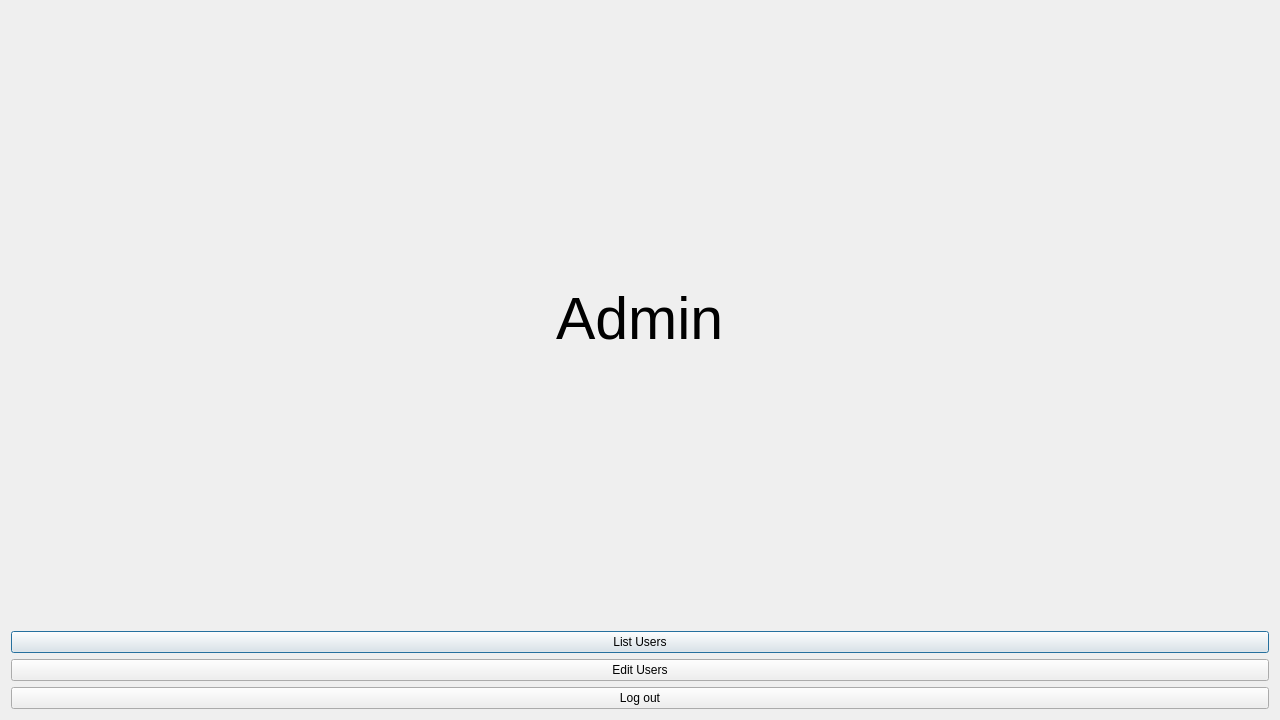
The window that Ds_project/adminwindow.ui (mohamed-khalid-gamal/Ds_Project) describes before a commit, drawn with Qt 5.
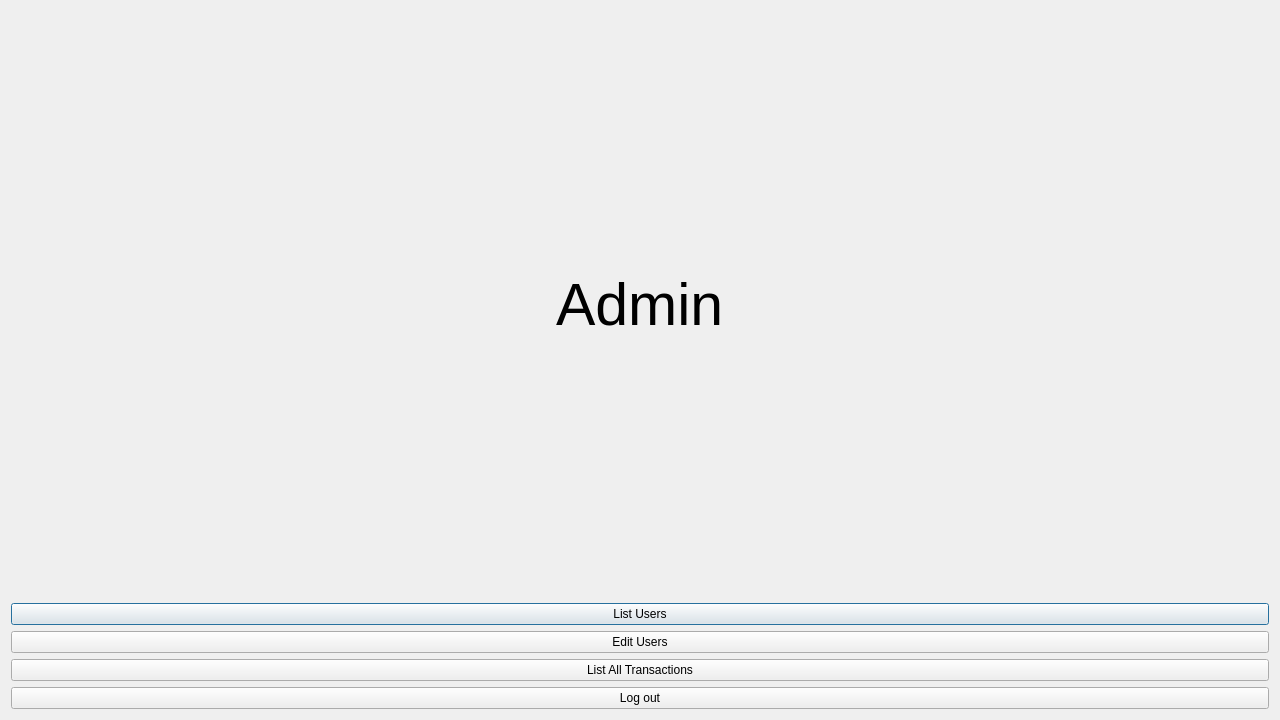
The same window after the commit.

Commit message: GUI: Transaction History fully Functional, Admin fully works.

The edit to the form file:
```diff
--- a/Ds_project/adminwindow.ui
+++ b/Ds_project/adminwindow.ui
@@ -42,6 +42,13 @@
        </property>
       </widget>
      </item>
+     <item>
+      <widget class="QPushButton" name="pushButton_4">
+       <property name="text">
+        <string>List All Transactions</string>
+       </property>
+      </widget>
+     </item>
      <item>
       <widget class="QPushButton" name="pushButton_3">
        <property name="text">
```
The commit also changes 13 other files.
